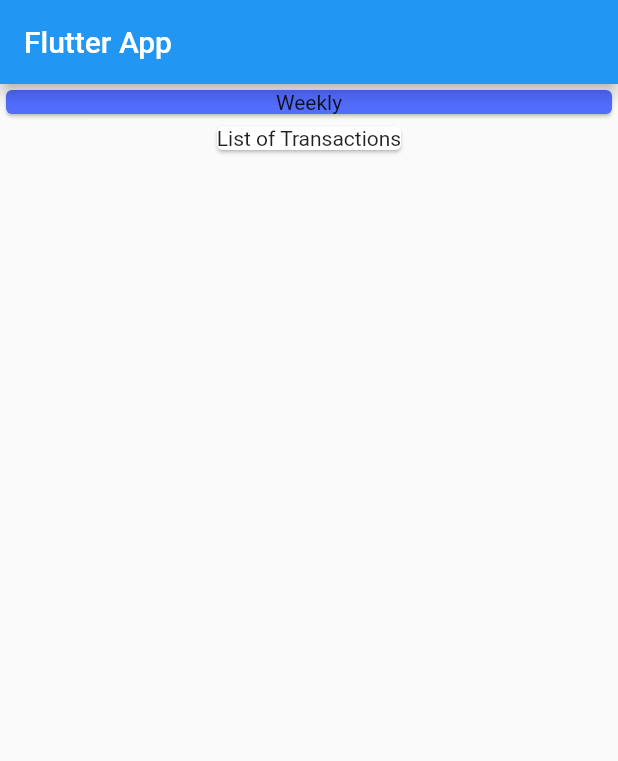
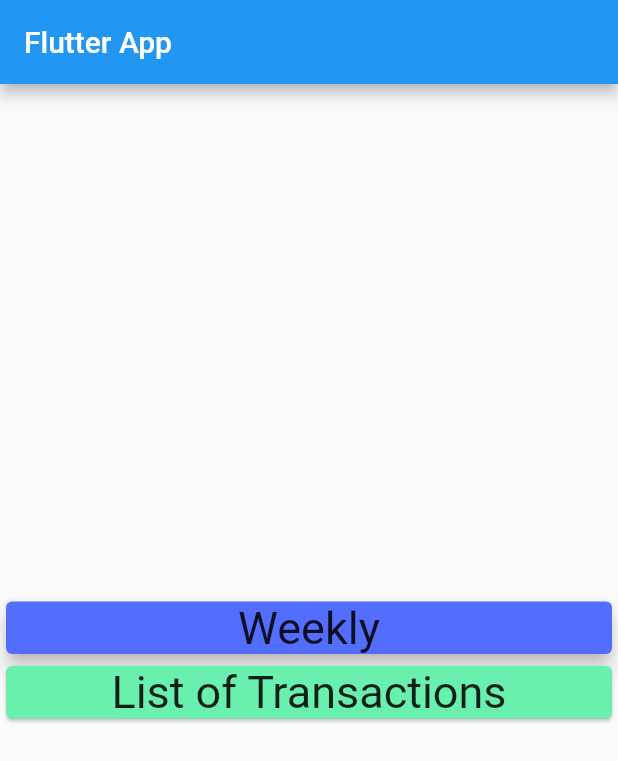
Before and after one commit to RushiNaikwadi/XPenses, a Flutter app: the screen it shows after launch, on a phone screen of 412 x 824 dp. Shown: the top 761 px of the screen. Run offline on Flutter 3.47's test engine with Material 2 defaults, Android fonts, the phone set to English and light mode, and no system bars.

```diff
--- a/lib/main.dart
+++ b/lib/main.dart
@@ -20,22 +20,27 @@ class MyHomePage extends StatelessWidget {
           title: Text('Flutter App'),
         ),
         body: Column(
+          mainAxisAlignment: MainAxisAlignment.center,
+          crossAxisAlignment: CrossAxisAlignment.stretch,
           children: [
             Container(
               width: double.infinity,
               child: Card(
                 child: Text(
                   'Weekly',
+                  style: TextStyle(fontSize: 30),
                   textAlign: TextAlign.center,
                 ),
                 color: Colors.indigoAccent,
+                elevation: 5,
               ),
             ),
             Card(
-            child: Text('List of Transactions'),
+              child: Text('List of Transactions',
+                  style: TextStyle(fontSize: 30), textAlign: TextAlign.center),
+              color: Colors.greenAccent,
             )
           ],
-      )
-    );
+        ));
   }
 }
```
Also changed, not shown: lib/transactionClass.dart (added, +13 -0 lines). Lines whose indentation alone changed are shown as unchanged.
